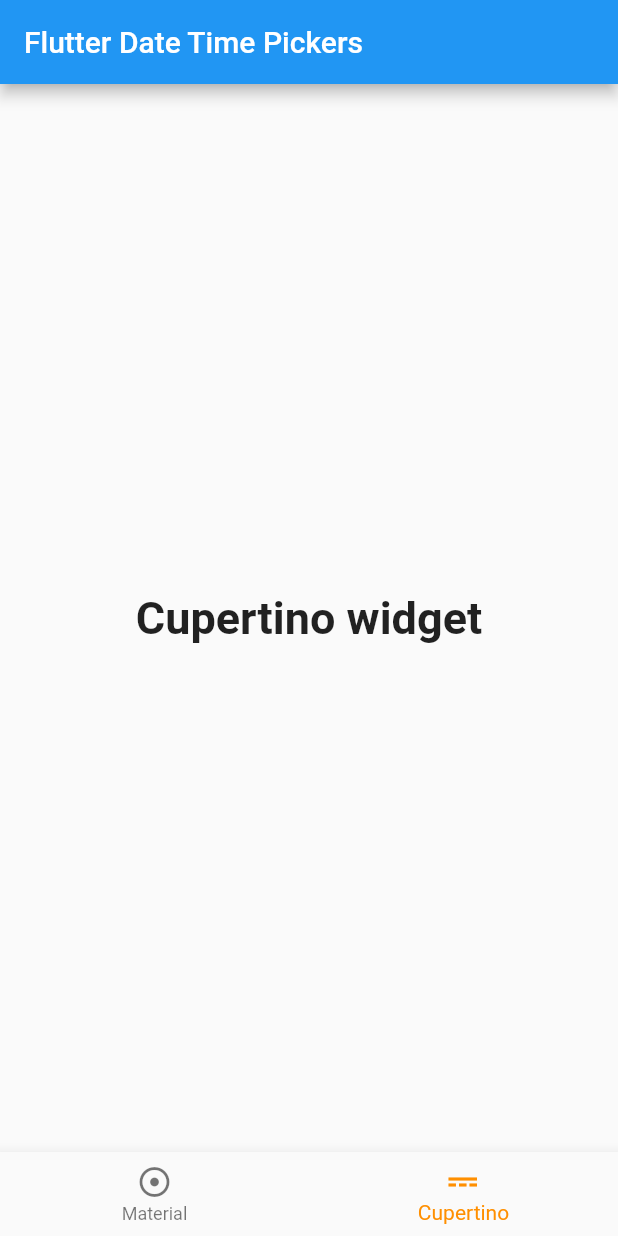
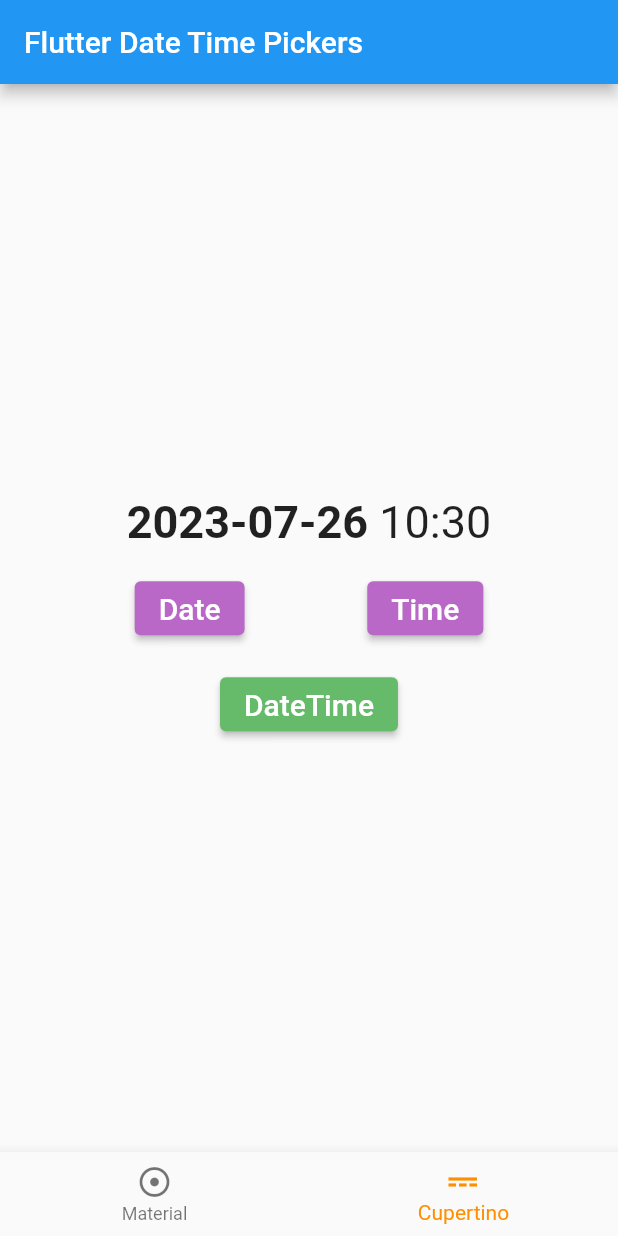
Before and after one commit to dwyl/flutter-date-time-tutorial, a Flutter app: the screen it shows after launch, item 2 of the bottom bar chosen, on a phone screen of 412 x 824 dp. Run offline on Flutter 3.47's test engine with Material 2 defaults, Android fonts, the phone set to English and light mode, and no system bars.

Commit message:
feat: Adding Cupertino demo. #1

```diff
--- /dev/null
+++ b/lib/cupertino.dart
@@ -0,0 +1,134 @@
+import 'package:flutter/cupertino.dart';
+import 'package:flutter/material.dart';
+import 'package:intl/intl.dart';
+
+/// Cupertino example page.
+/// Showcases the usage of `DatePicker` and `TimePicker` to change date and time.
+class CupertinoExamplePage extends StatefulWidget {
+  const CupertinoExamplePage({super.key});
+
+  @override
+  State<CupertinoExamplePage> createState() => _CupertinoExamplePageState();
+}
+
+class _CupertinoExamplePageState extends State<CupertinoExamplePage> {
+  DateTime dateTime = DateTime.now();
+
+  // This function displays a CupertinoModalPopup with a reasonable fixed height
+  // which hosts CupertinoDatePicker.
+  void _showDialog(Widget child) {
+    showCupertinoModalPopup<void>(
+      context: context,
+      builder: (BuildContext context) => Container(
+        height: 216,
+        padding: const EdgeInsets.only(top: 6.0),
+        // The Bottom margin is provided to align the popup above the system
+        // navigation bar.
+        margin: EdgeInsets.only(
+          bottom: MediaQuery.of(context).viewInsets.bottom,
+        ),
+        // Provide a background color for the popup.
+        color: CupertinoColors.systemBackground.resolveFrom(context),
+        // Use a SafeArea widget to avoid system overlaps.
+        child: SafeArea(
+          top: false,
+          child: child,
+        ),
+      ),
+    );
+  }
+
+  @override
+  Widget build(BuildContext context) {
+    return Container(
+      child: Padding(
+        padding: const EdgeInsets.only(right: 8.0, left: 8.0),
+        child: Column(
+          mainAxisAlignment: MainAxisAlignment.center,
+          children: [
+            Row(
+              mainAxisAlignment: MainAxisAlignment.center,
+              children: [
+                Text(
+                  DateFormat('yyyy-MM-dd').format(dateTime),
+                  style: const TextStyle(fontSize: 30, fontWeight: FontWeight.bold),
+                ),
+                Text(
+                  DateFormat(' kk:mm').format(dateTime),
+                  style: const TextStyle(fontSize: 30),
+                ),
+              ],
+            ),
+            Padding(
+              padding: const EdgeInsets.only(top: 16.0),
+              child: Row(
+                mainAxisAlignment: MainAxisAlignment.spaceEvenly,
+                children: [
+                  ElevatedButton(
+                      style: ElevatedButton.styleFrom(backgroundColor: Colors.purple.shade300),
+                      onPressed: () => _showDialog(
+                      CupertinoDatePicker(
+                        initialDateTime: dateTime,
+                        mode: CupertinoDatePickerMode.date,
+                        use24hFormat: true,
+                        // This shows day of week alongside day of month
+                        showDayOfWeek: true,
+                        // This is called when the user changes the date.
+                        onDateTimeChanged: (DateTime newDate) {
+                          setState(() => dateTime = newDate);
+                        },
+                      ),
+                    ),
+                      child: const Text(
+                        "Date",
+                        style: TextStyle(fontSize: 20),
+                      )),
+                  ElevatedButton(
+                      style: ElevatedButton.styleFrom(backgroundColor: Colors.purple.shade300),
+                      child: const Text(
+                        "Time",
+                        style: TextStyle(fontSize: 20),
+                      ),
+                      onPressed: () => _showDialog(
+                      CupertinoDatePicker(
+                        initialDateTime: dateTime,
+                        mode: CupertinoDatePickerMode.time,
+                        use24hFormat: true,
+                        onDateTimeChanged: (DateTime newDate) {
+                          setState(() => dateTime = newDate);
+                        },
+                      ),
+                    ))
+                ],
+              ),
+            ),
+            Padding(
+              padding: const EdgeInsets.only(top: 16.0),
+              child: Row(
+                mainAxisAlignment: MainAxisAlignment.spaceEvenly,
+                children: [
+                  ElevatedButton(
+                      style: ElevatedButton.styleFrom(backgroundColor: Colors.green.shade400),
+                      onPressed: () => _showDialog(
+                      CupertinoDatePicker(
+                        initialDateTime: dateTime,
+                        mode: CupertinoDatePickerMode.dateAndTime,
+                        use24hFormat: true,
+                        onDateTimeChanged: (DateTime newDate) {
+                          setState(() => dateTime = newDate);
+                        },
+                      ),
+                    ),
+                      child: const Text(
+                        "DateTime",
+                        style: TextStyle(fontSize: 20),
+                      )),
+                ],
+              ),
+            )
+          ],
+        ),
+      ),
+    );
+  }
+}
--- a/lib/main.dart
+++ b/lib/main.dart
@@ -1,3 +1,4 @@
+import 'package:app/cupertino.dart';
 import 'package:flutter/material.dart';
 
 import 'material.dart';
@@ -30,10 +31,7 @@ class _HomePageState extends State<HomePage> {
   /// List of pages
   final List<Widget> _pages = <Widget>[
     const MaterialExamplePage(),
-    const Text(
-      'Cupertino widget',
-      style: TextStyle(fontSize: 30, fontWeight: FontWeight.bold),
-    )
+    const CupertinoExamplePage()
   ];
 
   /// Callback function that changes the index to show the selected page
```
